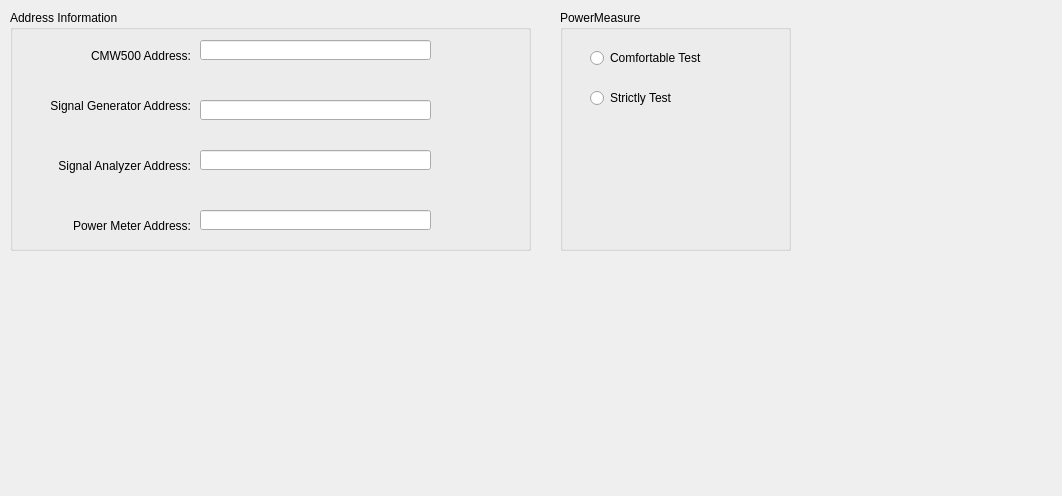
joe-mao/CMW500, file CMW500/information.ui: the form before one commit.
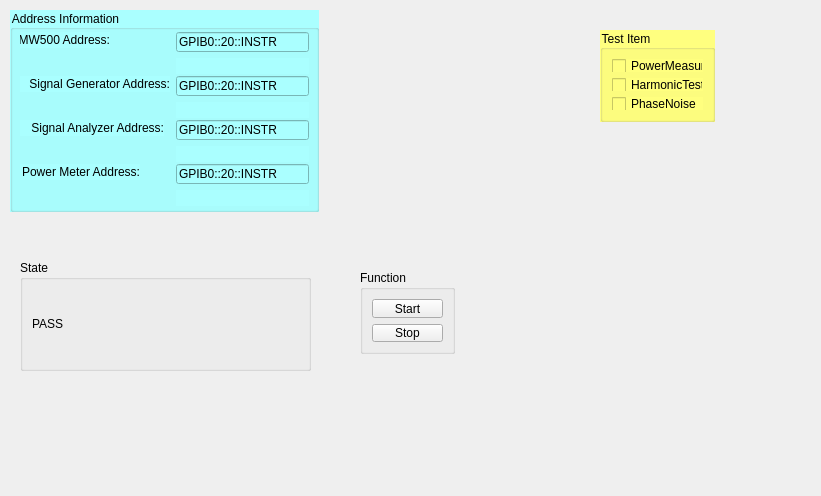
The form after the commit.

Patch:
```diff
--- a/CMW500/information.ui
+++ b/CMW500/information.ui
@@ -6,7 +6,7 @@
    <rect>
     <x>0</x>
     <y>0</y>
-    <width>1062</width>
+    <width>821</width>
     <height>496</height>
    </rect>
   </property>
@@ -18,20 +18,24 @@
     <rect>
      <x>10</x>
      <y>10</y>
-     <width>521</width>
-     <height>241</height>
+     <width>309</width>
+     <height>202</height>
     </rect>
    </property>
+   <property name="styleSheet">
+    <string notr="true">border-color: rgb(0, 0, 0);
+background-color: rgb(170, 255, 255);</string>
+   </property>
    <property name="title">
     <string>Address Information</string>
    </property>
    <widget class="QLabel" name="label">
     <property name="geometry">
      <rect>
-      <x>30</x>
-      <y>30</y>
-      <width>151</width>
-      <height>31</height>
+      <x>10</x>
+      <y>22</y>
+      <width>90</width>
+      <height>16</height>
      </rect>
     </property>
     <property name="text">
@@ -44,10 +48,10 @@
    <widget class="QLabel" name="label_2">
     <property name="geometry">
      <rect>
-      <x>30</x>
-      <y>80</y>
-      <width>151</width>
-      <height>31</height>
+      <x>10</x>
+      <y>66</y>
+      <width>150</width>
+      <height>16</height>
      </rect>
     </property>
     <property name="text">
@@ -60,10 +64,10 @@
    <widget class="QLabel" name="label_3">
     <property name="geometry">
      <rect>
-      <x>30</x>
-      <y>140</y>
-      <width>151</width>
-      <height>31</height>
+      <x>10</x>
+      <y>110</y>
+      <width>144</width>
+      <height>16</height>
      </rect>
     </property>
     <property name="text">
@@ -76,10 +80,10 @@
    <widget class="QLabel" name="label_4">
     <property name="geometry">
      <rect>
-      <x>30</x>
-      <y>200</y>
-      <width>151</width>
-      <height>31</height>
+      <x>10</x>
+      <y>154</y>
+      <width>120</width>
+      <height>16</height>
      </rect>
     </property>
     <property name="text">
@@ -92,82 +96,209 @@
    <widget class="QLineEdit" name="lineEdit">
     <property name="geometry">
      <rect>
-      <x>190</x>
-      <y>30</y>
-      <width>231</width>
+      <x>166</x>
+      <y>22</y>
+      <width>133</width>
       <height>20</height>
      </rect>
     </property>
+    <property name="text">
+     <string>GPIB0::20::INSTR</string>
+    </property>
    </widget>
    <widget class="QLineEdit" name="lineEdit_2">
     <property name="geometry">
      <rect>
-      <x>190</x>
-      <y>90</y>
-      <width>231</width>
+      <x>166</x>
+      <y>66</y>
+      <width>133</width>
       <height>20</height>
      </rect>
     </property>
+    <property name="text">
+     <string>GPIB0::20::INSTR</string>
+    </property>
    </widget>
    <widget class="QLineEdit" name="lineEdit_3">
     <property name="geometry">
      <rect>
-      <x>190</x>
-      <y>140</y>
-      <width>231</width>
+      <x>166</x>
+      <y>110</y>
+      <width>133</width>
       <height>20</height>
      </rect>
     </property>
+    <property name="text">
+     <string>GPIB0::20::INSTR</string>
+    </property>
    </widget>
    <widget class="QLineEdit" name="lineEdit_4">
     <property name="geometry">
      <rect>
-      <x>190</x>
-      <y>200</y>
-      <width>231</width>
+      <x>166</x>
+      <y>154</y>
+      <width>133</width>
       <height>20</height>
      </rect>
     </property>
+    <property name="text">
+     <string>GPIB0::20::INSTR</string>
+    </property>
    </widget>
+   <widget class="QLabel" name="lb_CMW500State">
+    <property name="geometry">
+     <rect>
+      <x>166</x>
+      <y>48</y>
+      <width>133</width>
+      <height>16</height>
+     </rect>
+    </property>
+    <property name="text">
+     <string/>
+    </property>
+   </widget>
+   <widget class="QLabel" name="lb_SignalGeneratorState">
+    <property name="geometry">
+     <rect>
+      <x>166</x>
+      <y>92</y>
+      <width>133</width>
+      <height>16</height>
+     </rect>
+    </property>
+    <property name="text">
+     <string/>
+    </property>
+   </widget>
+   <widget class="QLabel" name="lb_SignalAnalyzerState">
+    <property name="geometry">
+     <rect>
+      <x>166</x>
+      <y>136</y>
+      <width>133</width>
+      <height>16</height>
+     </rect>
+    </property>
+    <property name="text">
+     <string/>
+    </property>
+   </widget>
+   <widget class="QLabel" name="lb_PowerMeter">
+    <property name="geometry">
+     <rect>
+      <x>166</x>
+      <y>180</y>
+      <width>133</width>
+      <height>16</height>
+     </rect>
+    </property>
+    <property name="text">
+     <string/>
+    </property>
+   </widget>
+  </widget>
+  <widget class="QGroupBox" name="groupBoxTestItem">
+   <property name="geometry">
+    <rect>
+     <x>600</x>
+     <y>30</y>
+     <width>115</width>
+     <height>92</height>
+    </rect>
+   </property>
+   <property name="styleSheet">
+    <string notr="true">background-color: rgb(255, 255, 127);</string>
+   </property>
+   <property name="title">
+    <string>Test Item</string>
+   </property>
+   <layout class="QVBoxLayout" name="verticalLayout_2">
+    <item>
+     <widget class="QCheckBox" name="checkBox">
+      <property name="text">
+       <string>PowerMeasure</string>
+      </property>
+     </widget>
+    </item>
+    <item>
+     <widget class="QCheckBox" name="checkBox_2">
+      <property name="text">
+       <string>HarmonicTest</string>
+      </property>
+     </widget>
+    </item>
+    <item>
+     <widget class="QCheckBox" name="checkBox_3">
+      <property name="text">
+       <string>PhaseNoise</string>
+      </property>
+     </widget>
+    </item>
+   </layout>
+  </widget>
+  <widget class="QGroupBox" name="groupBox_4">
+   <property name="geometry">
+    <rect>
+     <x>360</x>
+     <y>270</y>
+     <width>95</width>
+     <height>84</height>
+    </rect>
+   </property>
+   <property name="title">
+    <string>Function</string>
+   </property>
+   <layout class="QVBoxLayout" name="verticalLayout_3">
+    <item>
+     <widget class="QPushButton" name="btn_start">
+      <property name="sizePolicy">
+       <sizepolicy hsizetype="Minimum" vsizetype="Preferred">
+        <horstretch>0</horstretch>
+        <verstretch>0</verstretch>
+       </sizepolicy>
+      </property>
+      <property name="text">
+       <string>Start</string>
+      </property>
+     </widget>
+    </item>
+    <item>
+     <widget class="QPushButton" name="btn_stop">
+      <property name="sizePolicy">
+       <sizepolicy hsizetype="Minimum" vsizetype="Preferred">
+        <horstretch>0</horstretch>
+        <verstretch>0</verstretch>
+       </sizepolicy>
+      </property>
+      <property name="text">
+       <string>Stop</string>
+      </property>
+     </widget>
+    </item>
+   </layout>
   </widget>
   <widget class="QGroupBox" name="groupBox_2">
    <property name="geometry">
     <rect>
-     <x>560</x>
-     <y>10</y>
-     <width>231</width>
-     <height>241</height>
+     <x>20</x>
+     <y>260</y>
+     <width>291</width>
+     <height>111</height>
     </rect>
    </property>
    <property name="title">
-    <string>PowerMeasure</string>
+    <string>State</string>
    </property>
-   <widget class="QRadioButton" name="radioButton">
-    <property name="geometry">
-     <rect>
-      <x>30</x>
-      <y>40</y>
-      <width>131</width>
-      <height>16</height>
-     </rect>
-    </property>
-    <property name="text">
-     <string>Comfortable Test</string>
-    </property>
-   </widget>
-   <widget class="QRadioButton" name="radioButton_2">
-    <property name="geometry">
-     <rect>
-      <x>30</x>
-      <y>80</y>
-      <width>111</width>
-      <height>16</height>
-     </rect>
-    </property>
-    <property name="text">
-     <string>Strictly Test</string>
-    </property>
-   </widget>
+   <layout class="QVBoxLayout" name="verticalLayout">
+    <item>
+     <widget class="QLabel" name="label_5">
+      <property name="text">
+       <string>PASS</string>
+      </property>
+     </widget>
+    </item>
+   </layout>
   </widget>
  </widget>
  <resources/>
```
Left out of the diff: 8 changed lines with no effect on the pictures.
